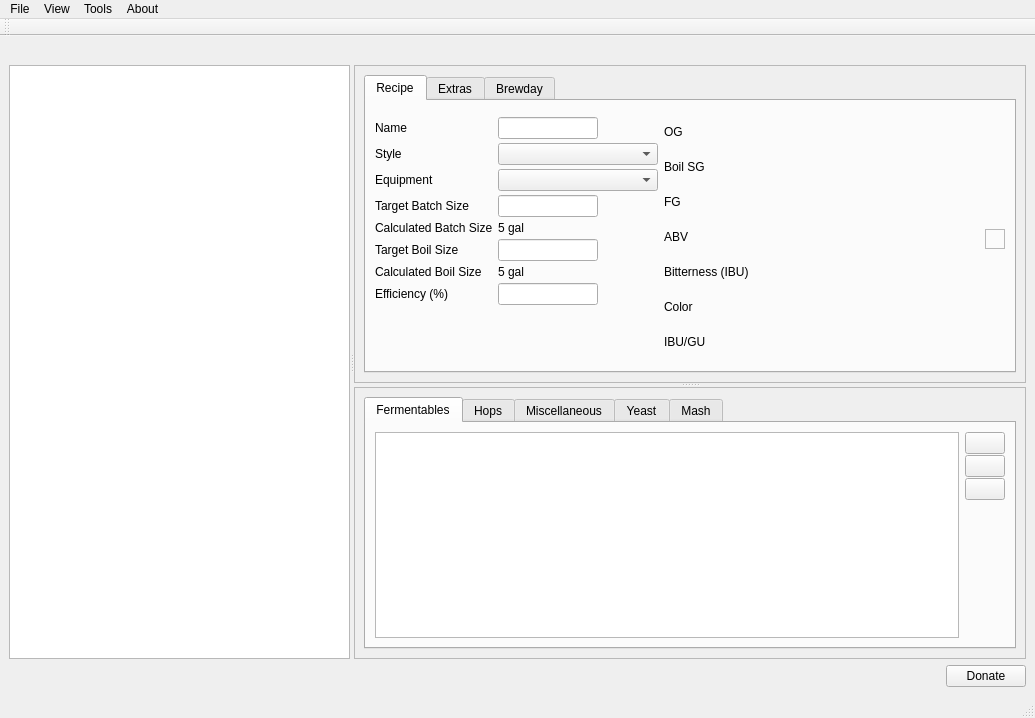
First picture: the form in ui/mainWindow.ui, repository Brewtarget/brewtarget, before the edit.
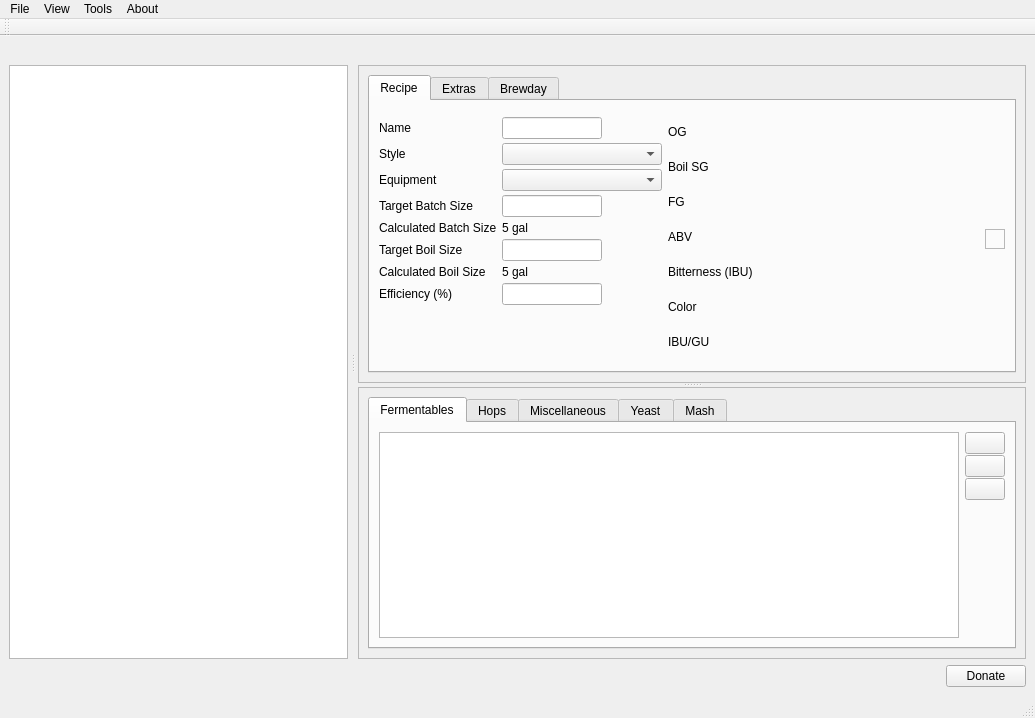
Second picture: the form after the edit. Icons and pictures are not drawn. Custom widgets are drawn as their Qt base class.

Commit message:
Rearranged the splitter with the treeview such that the treeview doesn't expand when the user is resizing the window.  It works more as I expect.
Also added some code to save the size of the window on shutdown and reset the
size on startup.  If no geometry is saved, it guesses to 1/4 of the available
screen.

What changed in the file:
```diff
--- a/ui/mainWindow.ui
+++ b/ui/mainWindow.ui
@@ -63,6 +63,9 @@
       <property name="orientation">
        <enum>Qt::Horizontal</enum>
       </property>
+      <property name="handleWidth">
+       <number>10</number>
+      </property>
       <widget class="BrewTargetTreeView" name="brewTargetTreeView">
        <property name="sizePolicy">
         <sizepolicy hsizetype="MinimumExpanding" vsizetype="Expanding">
@@ -111,8 +114,8 @@
           <rect>
            <x>0</x>
            <y>0</y>
-           <width>720</width>
-           <height>305</height>
+           <width>702</width>
+           <height>318</height>
           </rect>
          </property>
          <layout class="QVBoxLayout" name="verticalLayout_11">
@@ -1033,8 +1036,8 @@
           <rect>
            <x>0</x>
            <y>0</y>
-           <width>738</width>
-           <height>246</height>
+           <width>718</width>
+           <height>242</height>
           </rect>
          </property>
          <layout class="QVBoxLayout" name="verticalLayout_8">
```
Left out of the diff: 2 changed lines with no effect on the pictures. The commit also changes 2 other files.
